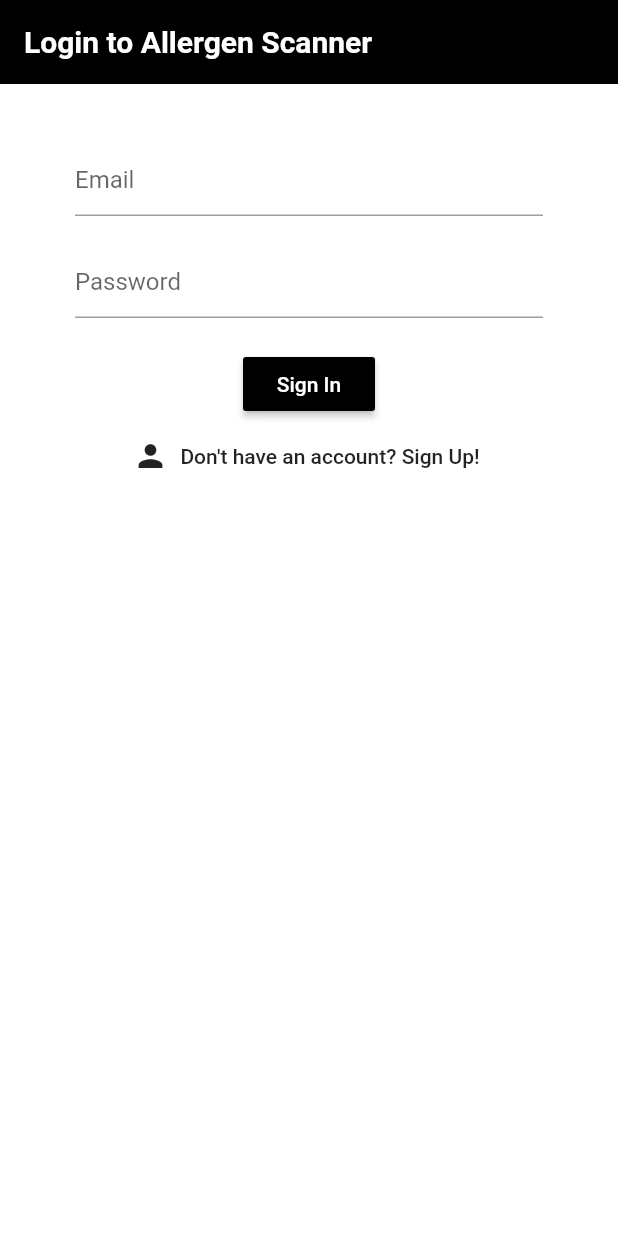
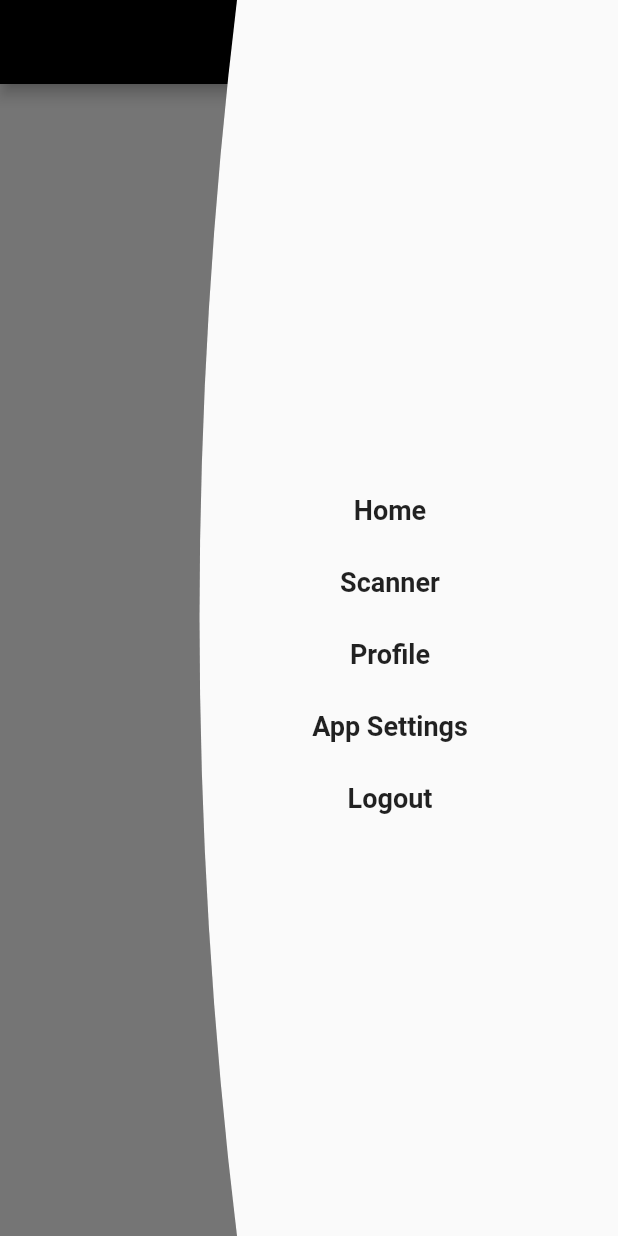
Before and after one commit to Gideon357/Juni-May-Hackathon, a Flutter app: the screen it shows after launch, with the side drawer open (before the commit the screen has no drawer), on a phone screen of 412 x 824 dp. Run offline on Flutter 3.47's test engine with Material 2 defaults, Android fonts, the phone set to English and light mode, and no system bars; our stand-ins replace cloud_firestore, firebase_auth, flutter_spinkit, image_picker; missing offline and left inert: cloud_firestore_web, firebase_auth_web, firebase_core_web, firebase_ml_vision, google_sign_in_web; accounts and stored records are empty.

Commit message:
Starting new custom drawer.

```diff
--- a/lib/main.dart
+++ b/lib/main.dart
@@ -1,4 +1,5 @@
 import 'package:allergy_detection_app/services/auth_logic.dart';
+import 'package:allergy_detection_app/widgets/drawer_layout.dart';
 import 'package:flutter/material.dart';
 import 'package:allergy_detection_app/pages/wrapper.dart';
 import 'package:provider/provider.dart';
@@ -13,7 +14,9 @@ class MyApp extends StatelessWidget {
     return StreamProvider<User>.value(
       value: AuthService().user,
       child: MaterialApp(
-        home: Wrapper(),
+        home: DrawerLayout(),
+        //home: Wrapper(),
+        //TODO: Replace drawer layout with wrapper
         theme: ThemeData(
           scaffoldBackgroundColor: Colors.white,
           primaryColor: Colors.black,
--- a/lib/services/loading.dart
+++ b/lib/services/loading.dart
@@ -5,10 +5,10 @@ class Loading extends StatelessWidget {
   @override
   Widget build(BuildContext context) {
     return Container(
-      color: Colors.brown[100],
+      color: Colors.white,
       child: Center(
         child: SpinKitChasingDots(
-          color: Colors.brown,
+          color: Colors.black,
           size: 50.0,
         ),
       )
--- /dev/null
+++ b/lib/widgets/drawer_item.dart
@@ -0,0 +1,22 @@
+import 'package:flutter/material.dart';
+
+class DrawerItem extends StatelessWidget {
+  final String text;
+  final Function onPressed;
+
+  DrawerItem({Key key, this.text, this.onPressed}) : super(key: key);
+
+  @override
+  Widget build(BuildContext context) {
+    return FlatButton(
+      child: Text(
+        text,
+        style: TextStyle(
+          fontWeight: FontWeight.w600,
+          fontSize: 18,
+        ),
+      ),
+      onPressed: onPressed,
+    );
+  }
+}
--- /dev/null
+++ b/lib/widgets/drawer_layout.dart
@@ -0,0 +1,65 @@
+import 'package:allergy_detection_app/widgets/drawer_item.dart';
+import 'package:flutter/material.dart';
+
+class DrawerLayout extends StatelessWidget {
+  @override
+  Widget build(BuildContext context) {
+    return Scaffold(
+      appBar: AppBar(),
+      body: Container(),
+      endDrawer: ClipPath(
+        clipper: _DrawerCliper(),
+        child: Drawer(
+          child: Container(
+            padding: EdgeInsets.only(top: 48.0),
+            child: Column(
+              mainAxisAlignment: MainAxisAlignment.center,
+              crossAxisAlignment: CrossAxisAlignment.center,
+              children: <Widget>[
+                DrawerItem(
+                  text: 'Home',
+                  onPressed: () {},
+                ),
+                DrawerItem(
+                  text: 'Scanner',
+                  onPressed: () {},
+                ),
+                DrawerItem(
+                  text: 'Profile',
+                  onPressed: () {},
+                ),
+                DrawerItem(
+                  text: 'App Settings',
+                  onPressed: () {},
+                ),
+                DrawerItem(
+                  text: 'Logout',
+                  onPressed: () {},
+                )
+              ],
+            ),
+          ),
+        ),
+      ),
+    );
+  }
+}
+
+class _DrawerCliper extends CustomClipper<Path> {
+  @override
+  getClip(Size size) {
+    Path path = Path();
+    path.moveTo(50, 0);
+    path.quadraticBezierTo(0, size.height / 2, 50, size.height);
+    path.lineTo(size.width, size.height);
+    path.lineTo(size.width, 0);
+    path.close();
+
+    return path;
+  }
+
+  @override
+  bool shouldReclip(CustomClipper oldClipper) {
+    return true;
+  }
+}
--- a/pubspec.yaml
+++ b/pubspec.yaml
@@ -21,9 +21,10 @@ environment:
   sdk: ">=2.7.0 <3.0.0"
 
 dependencies:
+  flutter_bloc: ^2.1.1
   font_awesome_flutter: ^8.8.1
   flutter_spinkit: ^4.0.0
-  provider: '>= 3.1.0 <=3.1.0'
+  provider: ^3.1.0 #'>= 3.1.0 <=3.1.0'
   image_picker: ^0.6.6+1
   google_sign_in: ^4.4.4
   cloud_firestore: ^0.13.0+1
```
Also changed, not shown: lib/pages/home/home.dart (+10 -10 lines).
